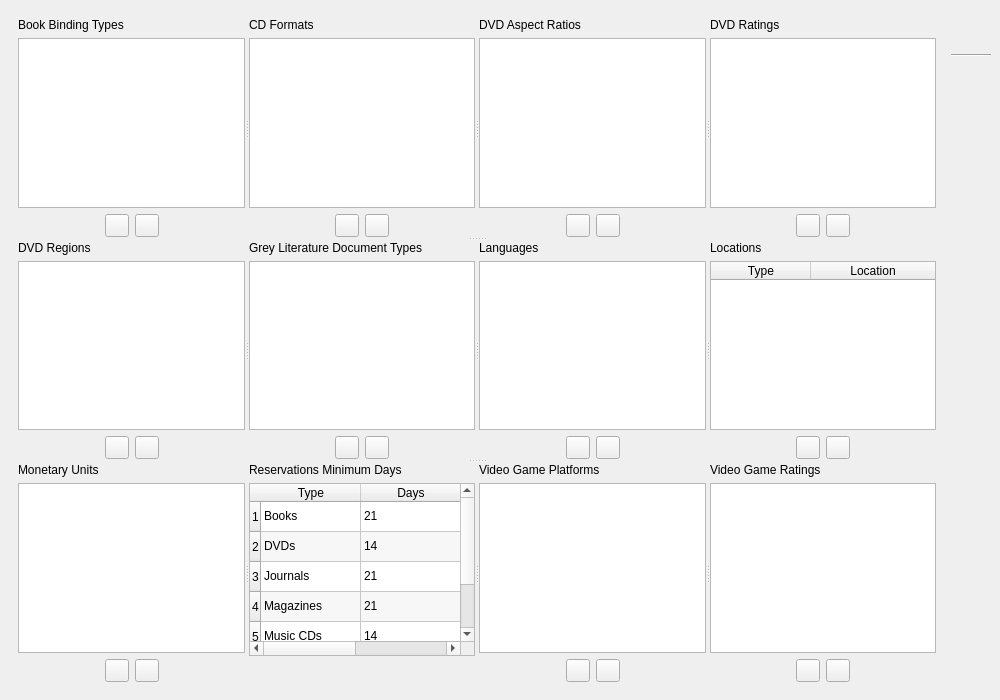
The window that UI/biblioteq_dbenumerations.ui (textbrowser/biblioteq) describes before a commit, drawn with Qt 5.
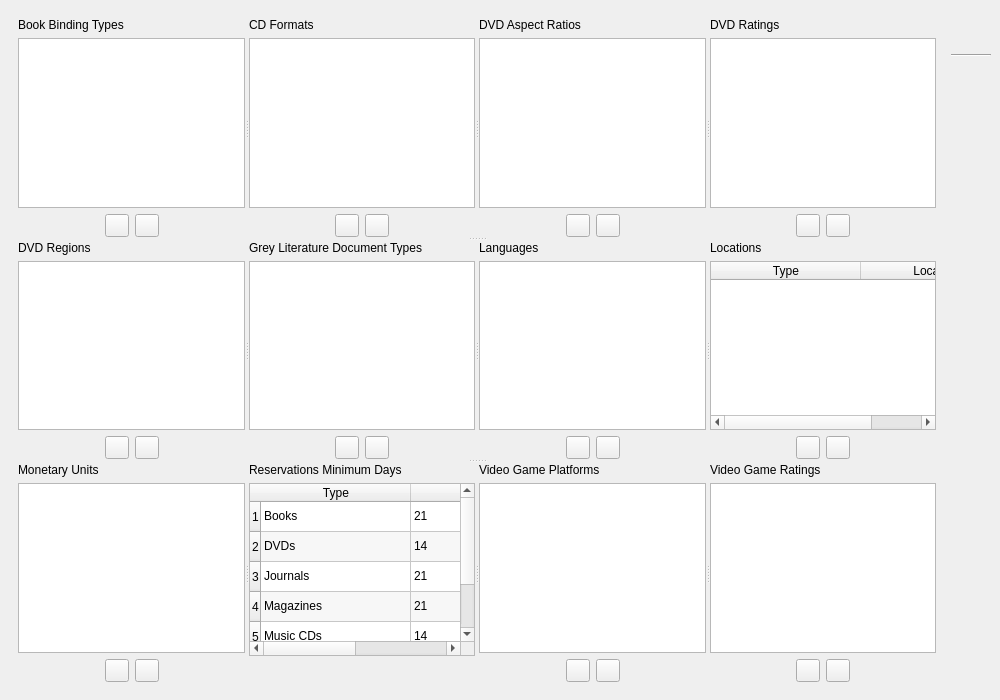
The same window after the commit. Icons and pictures are not drawn.

```diff
--- a/UI/biblioteq_dbenumerations.ui
+++ b/UI/biblioteq_dbenumerations.ui
@@ -648,8 +648,11 @@
               <property name="horizontalScrollMode">
                <enum>QAbstractItemView::ScrollPerPixel</enum>
               </property>
+              <attribute name="horizontalHeaderDefaultSectionSize">
+               <number>150</number>
+              </attribute>
               <attribute name="horizontalHeaderMinimumSectionSize">
-               <number>100</number>
+               <number>150</number>
               </attribute>
               <attribute name="horizontalHeaderStretchLastSection">
                <bool>true</bool>
@@ -836,8 +839,11 @@
               <property name="alternatingRowColors">
                <bool>true</bool>
               </property>
+              <attribute name="horizontalHeaderDefaultSectionSize">
+               <number>150</number>
+              </attribute>
               <attribute name="horizontalHeaderMinimumSectionSize">
-               <number>100</number>
+               <number>150</number>
               </attribute>
               <attribute name="horizontalHeaderStretchLastSection">
                <bool>true</bool>
```
